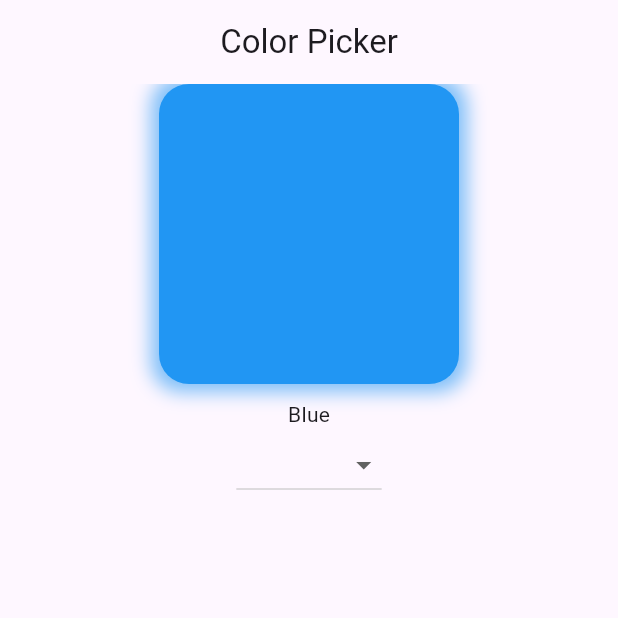
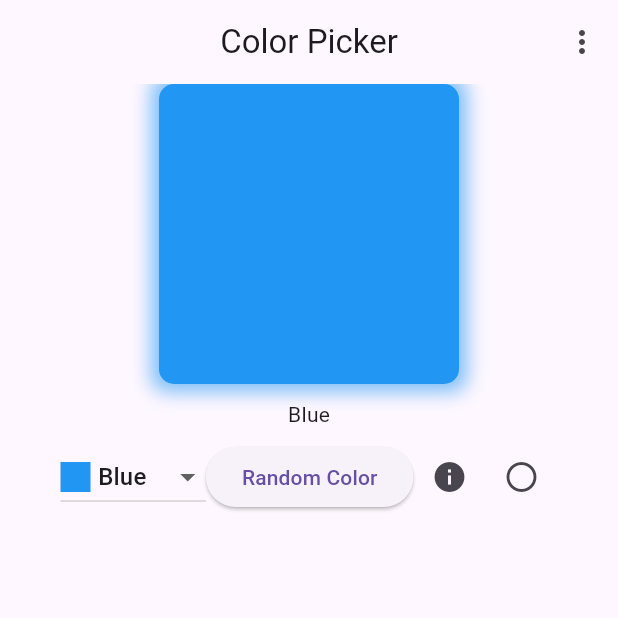
Before and after one commit to Yildirim-AliD/Flutter-Journey, a Flutter app: the screen it shows after launch, on a phone screen of 412 x 824 dp, the top half of it. Run offline on Flutter 3.47's test engine with Material 3 defaults, Android fonts, the phone set to English and light mode, and no system bars; our stand-ins replace fluttertoast.

Commit message:
Update_Color_App

```diff
--- a/color_app/lib/main.dart
+++ b/color_app/lib/main.dart
@@ -1,4 +1,7 @@
+import 'dart:math';
+
 import 'package:flutter/material.dart';
+import 'package:fluttertoast/fluttertoast.dart';
 
 void main(List<String> args) {
   runApp(MyApp());
@@ -9,7 +12,11 @@ class MyApp extends StatelessWidget {
 
   @override
   Widget build(BuildContext context) {
-    return MaterialApp(theme: ThemeData(), home: ColorPickerPage());
+    return MaterialApp(
+      debugShowCheckedModeBanner: false,
+      theme: ThemeData(),
+      home: ColorPickerPage(),
+    );
   }
 }
 
@@ -22,6 +29,8 @@ class ColorPickerPage extends StatefulWidget {
 
 class _ColorPickerPageState extends State<ColorPickerPage> {
   Color selectedColor = Colors.blue;
+  bool isCircular = false;
+  bool isShowColorName = true;
   final Map<Color, String> colors = {
     Colors.red: "Red",
     Colors.blue: "Blue",
@@ -32,7 +41,42 @@ class _ColorPickerPageState extends State<ColorPickerPage> {
   @override
   Widget build(BuildContext context) {
     return Scaffold(
-      appBar: AppBar(title: Text("Color Picker"), centerTitle: true),
+      appBar: AppBar(
+        title: Text("Color Picker"),
+        centerTitle: true,
+        actions: [
+          PopupMenuButton<String>(
+            onSelected: (value) {
+              setState(() {
+                isShowColorName = !isShowColorName;
+              });
+            },
+            itemBuilder: (context) {
+              return [
+                PopupMenuItem(
+                  value: 'a',
+                  child: Row(
+                    children: [
+                      Icon(
+                        isShowColorName
+                            ? Icons.visibility_off
+                            : Icons.visibility,
+                        size: 20,
+                        color: Colors.black54,
+                      ),
+                      const SizedBox(width: 8),
+                      Text(
+                        isShowColorName ? 'Hide Color Name' : 'Show Color Name',
+                      ),
+                    ],
+                  ),
+                ),
+              ];
+            },
+            icon: Icon(Icons.more_vert),
+          ),
+        ],
+      ),
       body: Center(
         child: Column(
           children: [
@@ -41,7 +85,7 @@ class _ColorPickerPageState extends State<ColorPickerPage> {
               height: 200,
               decoration: BoxDecoration(
                 color: selectedColor,
-                borderRadius: BorderRadius.circular(20),
+                borderRadius: BorderRadius.circular(isCircular ? 100 : 10),
                 boxShadow: [
                   BoxShadow(
                     color: selectedColor.withAlpha(150),
@@ -52,11 +96,14 @@ class _ColorPickerPageState extends State<ColorPickerPage> {
               ),
             ),
             SizedBox(height: 10),
-            Text("Blue"),
-            Row(
+            isShowColorName ? Text(colors[selectedColor]!) : SizedBox(),
+            Padding(
+              padding: const EdgeInsets.all(8.0),
+              child: Row(
                 mainAxisAlignment: MainAxisAlignment.center,
                 children: [
                   DropdownButton<Color>(
+                    value: selectedColor,
                     items:
                         colors.entries.map((entry) {
                           return DropdownMenuItem(
@@ -80,11 +127,56 @@ class _ColorPickerPageState extends State<ColorPickerPage> {
                       });
                     },
                   ),
+                  ElevatedButton(
+                    onPressed: _RandomColor,
+                    child: const Text("Random Color"),
+                  ),
+                  IconButton(
+                    onPressed: _showColorCode,
+                    icon: const Icon(Icons.info),
+                  ),
+                  IconButton(
+                    onPressed: _changeShape,
+                    icon: Icon(
+                      isCircular
+                          ? Icons.square_outlined
+                          : Icons.circle_outlined,
+                    ),
+                  ),
                 ],
+              ),
             ),
           ],
         ),
       ),
     );
   }
+
+  void _RandomColor() {
+    final colors2 = colors.keys.toList();
+    final randomNumber = Random().nextInt(colors2.length);
+    final randomColor = colors2[randomNumber];
+    setState(() {
+      selectedColor = randomColor;
+    });
   }
+
+  void _showColorCode() {
+    Fluttertoast.showToast(
+      msg:
+          "RGB : (${selectedColor.red},${selectedColor.green},${selectedColor.blue})",
+      toastLength: Toast.LENGTH_LONG,
+      gravity: ToastGravity.BOTTOM,
+      timeInSecForIosWeb: 1,
+      backgroundColor: selectedColor,
+      textColor: Colors.white,
+      fontSize: 16.0,
+    );
+  }
+
+  void _changeShape() {
+    setState(() {
+      isCircular = !isCircular;
+    });
+  }
+}
--- a/color_app/pubspec.yaml
+++ b/color_app/pubspec.yaml
@@ -34,6 +34,7 @@ dependencies:
   # The following adds the Cupertino Icons font to your application.
   # Use with the CupertinoIcons class for iOS style icons.
   cupertino_icons: ^1.0.8
+  fluttertoast: ^8.2.12
 
 dev_dependencies:
   flutter_test:
```
Lines whose indentation alone changed are shown as unchanged.
